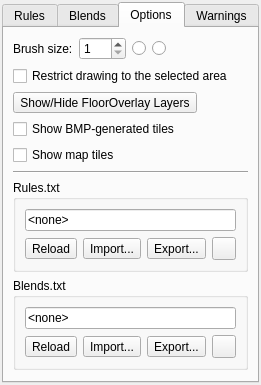
timbaker/tiled, file src/tiled/bmptooldialog.ui: the form before one commit.
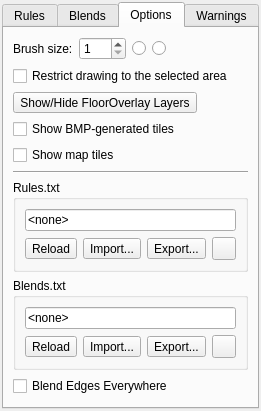
The form after the commit. The open tabs and pages were chosen to show the change. Icons and pictures are not drawn. Custom widgets are drawn as their Qt base class.

Commit message:
Added "Blend Edges Everywhere" setting to maps.
By default, BMP blend edge tiles are added on top of BMP floor tiles only,
or adjacent to BMP floor tiles.  A new per-map setting changes this behavior
to allow edge tiles to be placed onto non-BMP floor tiles.

Patch:
```diff
--- a/src/tiled/bmptooldialog.ui
+++ b/src/tiled/bmptooldialog.ui
@@ -7,7 +7,7 @@
     <x>0</x>
     <y>0</y>
     <width>253</width>
-    <height>358</height>
+    <height>394</height>
    </rect>
   </property>
   <property name="windowTitle">
@@ -379,6 +379,18 @@
          </layout>
         </widget>
        </item>
+       <item>
+        <widget class="QCheckBox" name="blendEdgesEverywhere">
+         <property name="toolTip">
+          <string>When checked, edge tiles may be placed onto floor tiles that are not BMP floor tiles.
+When unchecked, edge tiles are only placed on BMP floor tiles.
+This is a permanent per-map setting.</string>
+         </property>
+         <property name="text">
+          <string>Blend Edges Everywhere</string>
+         </property>
+        </widget>
+       </item>
        <item>
         <spacer name="verticalSpacer">
          <property name="orientation">
```
Left out of the diff: 2 changed lines with no effect on the pictures. The commit also changes 15 other files.
